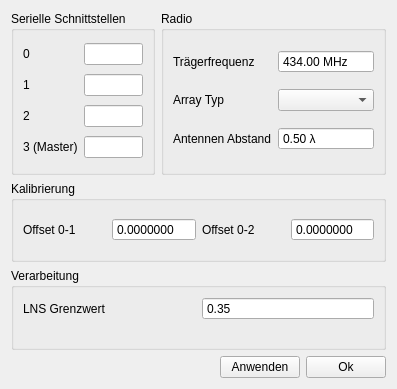
Above: src/settingsdialog.ui from mathklk/QCDF before the change. Below: the same form after it.
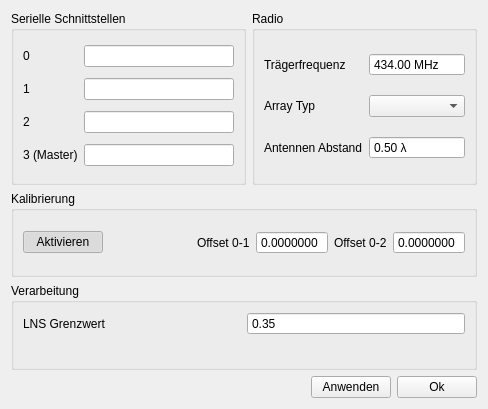
That is the form after the change. Custom widgets are drawn as their Qt base class.

What changed in the file:
```diff
--- a/src/settingsdialog.ui
+++ b/src/settingsdialog.ui
@@ -6,8 +6,8 @@
    <rect>
     <x>0</x>
     <y>0</y>
-    <width>395</width>
-    <height>389</height>
+    <width>488</width>
+    <height>409</height>
    </rect>
   </property>
   <property name="windowTitle">
@@ -88,14 +88,83 @@
      <layout class="QHBoxLayout" name="horizontalLayout_2">
       <item>
        <layout class="QGridLayout" name="gridLayout_5">
-        <item row="0" column="2">
+        <item row="0" column="5">
+         <widget class="QDoubleSpinBox" name="doubleSpinBoxOffset02">
+          <property name="toolTip">
+           <string>-π .. π</string>
+          </property>
+          <property name="buttonSymbols">
+           <enum>QAbstractSpinBox::ButtonSymbols::NoButtons</enum>
+          </property>
+          <property name="suffix">
+           <string/>
+          </property>
+          <property name="decimals">
+           <number>7</number>
+          </property>
+          <property name="minimum">
+           <double>-3.141500000000000</double>
+          </property>
+          <property name="maximum">
+           <double>3.141500000000000</double>
+          </property>
+          <property name="singleStep">
+           <double>0.000100000000000</double>
+          </property>
+          <property name="value">
+           <double>0.000000000000000</double>
+          </property>
+         </widget>
+        </item>
+        <item row="0" column="4">
          <widget class="QLabel" name="label_10">
           <property name="text">
            <string>Offset 0-2</string>
           </property>
          </widget>
         </item>
+        <item row="0" column="3">
+         <widget class="QDoubleSpinBox" name="doubleSpinBoxOffset01">
+          <property name="toolTip">
+           <string>-π .. π</string>
+          </property>
+          <property name="buttonSymbols">
+           <enum>QAbstractSpinBox::ButtonSymbols::NoButtons</enum>
+          </property>
+          <property name="suffix">
+           <string/>
+          </property>
+          <property name="decimals">
+           <number>7</number>
+          </property>
+          <property name="minimum">
+           <double>-3.141500000000000</double>
+          </property>
+          <property name="maximum">
+           <double>3.141500000000000</double>
+          </property>
+          <property name="singleStep">
+           <double>0.000100000000000</double>
+          </property>
+          <property name="value">
+           <double>0.000000000000000</double>
+          </property>
+         </widget>
+        </item>
         <item row="0" column="0">
+         <widget class="QPushButton" name="pushButtonCalibration">
+          <property name="text">
+           <string>Aktivieren</string>
+          </property>
+          <property name="checkable">
+           <bool>true</bool>
+          </property>
+          <property name="checked">
+           <bool>true</bool>
+          </property>
+         </widget>
+        </item>
+        <item row="0" column="2">
          <widget class="QLabel" name="label_9">
           <property name="text">
            <string>Offset 0-1</string>
@@ -103,60 +172,17 @@
          </widget>
         </item>
         <item row="0" column="1">
-         <widget class="QDoubleSpinBox" name="doubleSpinBoxOffset01">
-          <property name="toolTip">
-           <string>-π .. π</string>
+         <spacer name="horizontalSpacer_2">
+          <property name="orientation">
+           <enum>Qt::Orientation::Horizontal</enum>
           </property>
-          <property name="buttonSymbols">
-           <enum>QAbstractSpinBox::ButtonSymbols::NoButtons</enum>
+          <property name="sizeHint" stdset="0">
+           <size>
+            <width>40</width>
+            <height>20</height>
+           </size>
           </property>
-          <property name="suffix">
-           <string/>
-          </property>
-          <property name="decimals">
-           <number>7</number>
-          </property>
-          <property name="minimum">
-           <double>-3.141500000000000</double>
-          </property>
-          <property name="maximum">
-           <double>3.141500000000000</double>
-          </property>
-          <property name="singleStep">
-           <double>0.000100000000000</double>
-          </property>
-          <property name="value">
-           <double>0.000000000000000</double>
-          </property>
-         </widget>
-        </item>
-        <item row="0" column="3">
-         <widget class="QDoubleSpinBox" name="doubleSpinBoxOffset02">
-          <property name="toolTip">
-           <string>-π .. π</string>
-          </property>
-          <property name="buttonSymbols">
-           <enum>QAbstractSpinBox::ButtonSymbols::NoButtons</enum>
-          </property>
-          <property name="suffix">
-           <string/>
-          </property>
-          <property name="decimals">
-           <number>7</number>
-          </property>
-          <property name="minimum">
-           <double>-3.141500000000000</double>
-          </property>
-          <property name="maximum">
-           <double>3.141500000000000</double>
-          </property>
-          <property name="singleStep">
-           <double>0.000100000000000</double>
-          </property>
-          <property name="value">
-           <double>0.000000000000000</double>
-          </property>
-         </widget>
+         </spacer>
         </item>
        </layout>
       </item>
```
